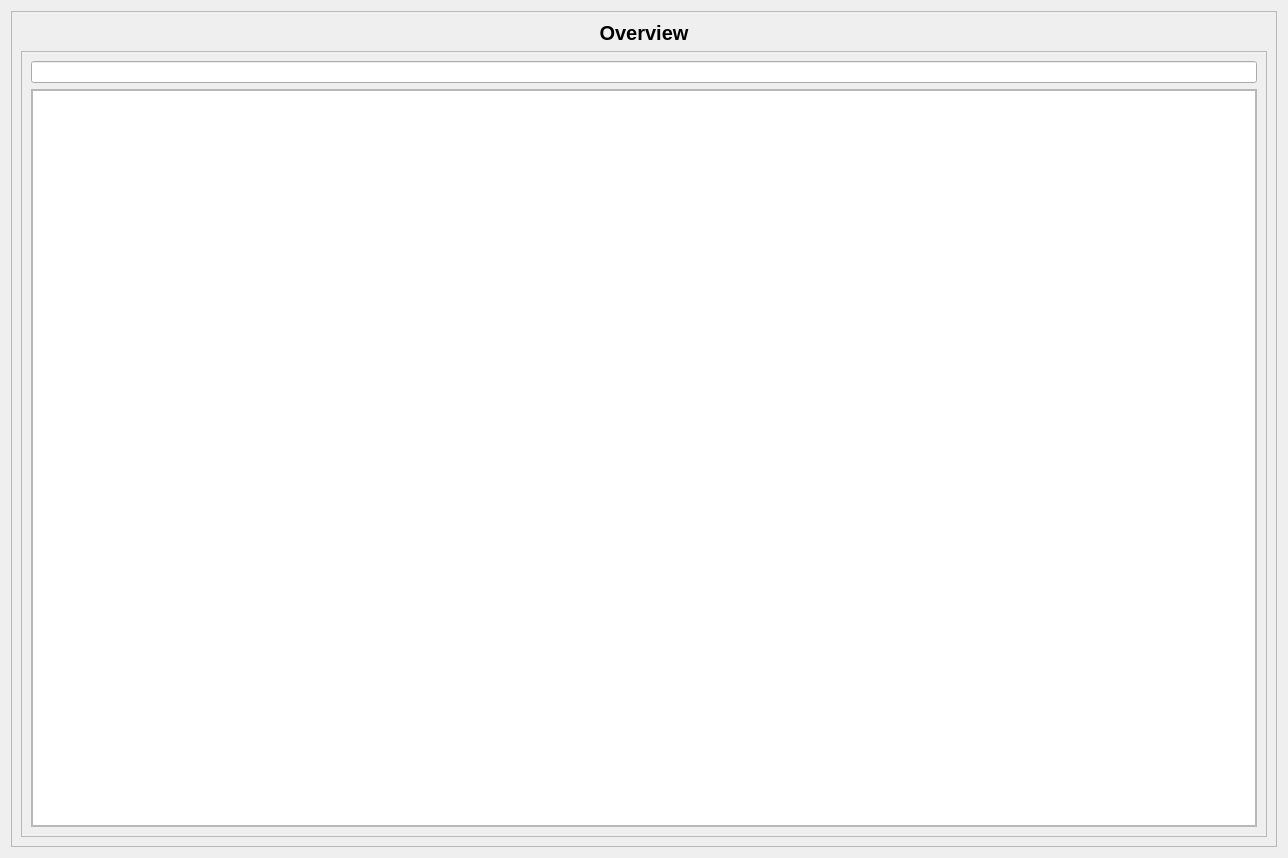
This is ui/mks937b/table.ui in lnls-sirius/pydm-opi as Qt 5 draws it before an edit. The edited form follows.
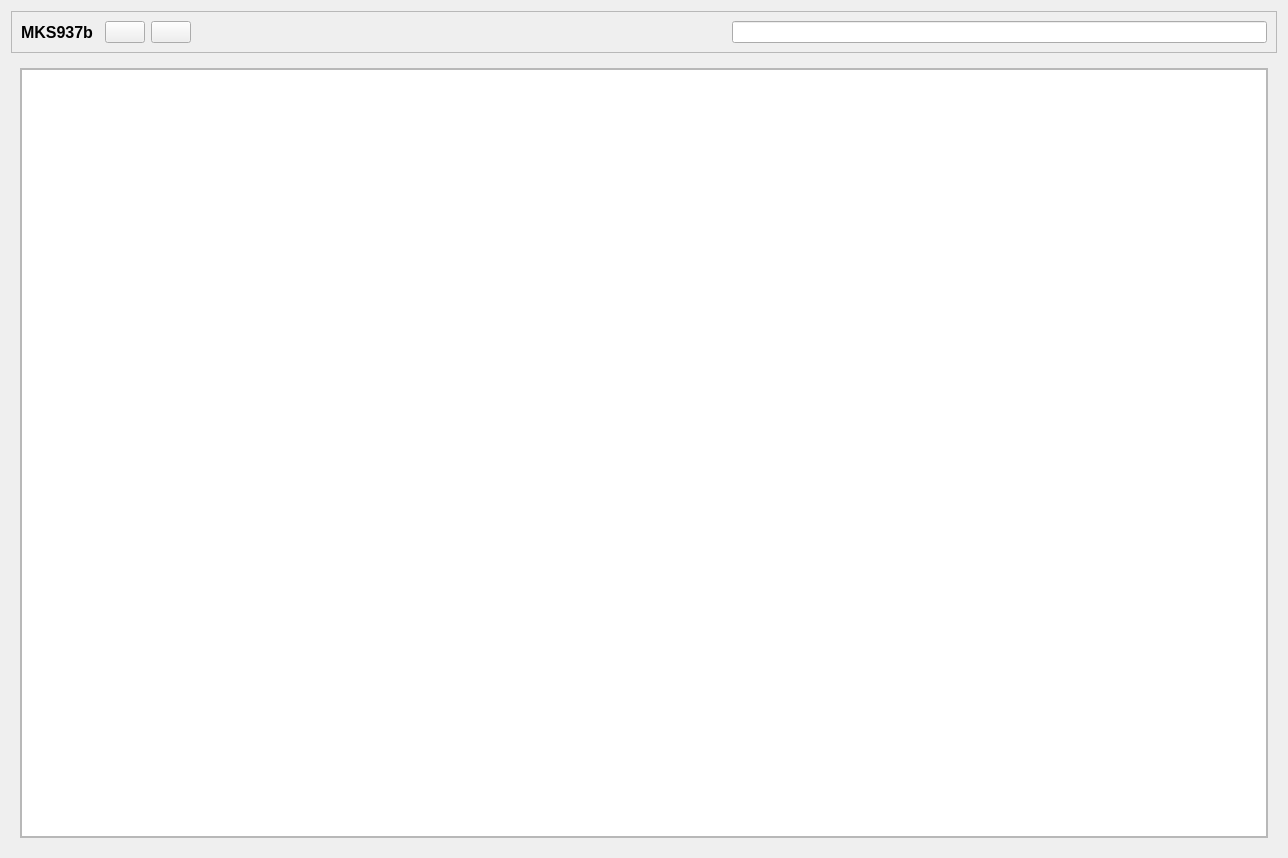
This is the edited form. Custom widgets are drawn as their Qt base class.

Commit message: ui: better screen space usage.

```diff
--- a/ui/mks937b/table.ui
+++ b/ui/mks937b/table.ui
@@ -14,86 +14,158 @@
    <string>Form</string>
   </property>
   <layout class="QGridLayout" name="gridLayout_2">
+   <item row="1" column="0">
+    <widget class="QWidget" name="widget_2" native="true">
+     <layout class="QGridLayout" name="gridLayout">
+      <item row="0" column="0">
+       <widget class="QScrollArea" name="scrollArea">
+        <property name="widgetResizable">
+         <bool>true</bool>
+        </property>
+        <widget class="QWidget" name="scrollAreaWidgetContents">
+         <property name="geometry">
+          <rect>
+           <x>0</x>
+           <y>0</y>
+           <width>1248</width>
+           <height>763</height>
+          </rect>
+         </property>
+         <layout class="QGridLayout" name="gridLayout_3">
+          <property name="leftMargin">
+           <number>0</number>
+          </property>
+          <property name="topMargin">
+           <number>0</number>
+          </property>
+          <property name="rightMargin">
+           <number>0</number>
+          </property>
+          <property name="bottomMargin">
+           <number>0</number>
+          </property>
+          <item row="0" column="0">
+           <widget class="QTableWidget" name="table"/>
+          </item>
+         </layout>
+        </widget>
+       </widget>
+      </item>
+     </layout>
+    </widget>
+   </item>
    <item row="0" column="0">
-    <widget class="QFrame" name="frame_2">
+    <widget class="QFrame" name="frame">
      <property name="frameShape">
       <enum>QFrame::StyledPanel</enum>
      </property>
      <property name="frameShadow">
       <enum>QFrame::Raised</enum>
      </property>
-     <layout class="QGridLayout" name="gridLayout_4">
+     <property name="lineWidth">
+      <number>1</number>
+     </property>
+     <layout class="QGridLayout" name="gridLayout_11">
+      <item row="0" column="9">
+       <widget class="QWidget" name="widget" native="true"/>
+      </item>
+      <item row="0" column="13">
+       <widget class="PyDMPushButton" name="btnNavRight">
+        <property name="toolTip">
+         <string/>
+        </property>
+       </widget>
+      </item>
+      <item row="0" column="12">
+       <widget class="PyDMPushButton" name="btnNavLeft">
+        <property name="toolTip">
+         <string/>
+        </property>
+        <property name="whatsThis">
+         <string>
+    Basic PushButton to send a fixed value.
+
+    The PyDMPushButton is meant to hold a specific value, and send that value
+    to a channel when it is clicked, much like the MessageButton does in EDM.
+    The PyDMPushButton works in two different modes of operation, first, a
+    fixed value can be given to the :attr:`.pressValue` attribute, whenever the
+    button is clicked a signal containing this value will be sent to the
+    connected channel. This is the default behavior of the button. However, if
+    the :attr:`.relativeChange` is set to True, the fixed value will be added
+    to the current value of the channel. This means that the button will
+    increment a channel by a fixed amount with every click, a consistent
+    relative move
+
+    Parameters
+    ----------
+    parent : QObject, optional
+        Parent of PyDMPushButton
+
+    label : str, optional
+        String to place on button
+
+    icon : QIcon, optional
+        An Icon to display on the PyDMPushButton
+
+    pressValue : int, float, str
+        Value to be sent when the button is clicked
+
+    relative : bool, optional
+        Choice to have the button perform a relative put, instead of always
+        setting to an absolute value
+
+    init_channel : str, optional
+        ID of channel to manipulate
+
+    </string>
+        </property>
+       </widget>
+      </item>
+      <item row="0" column="14">
+       <spacer name="horizontalSpacer">
+        <property name="orientation">
+         <enum>Qt::Horizontal</enum>
+        </property>
+        <property name="sizeHint" stdset="0">
+         <size>
+          <width>40</width>
+          <height>20</height>
+         </size>
+        </property>
+       </spacer>
+      </item>
+      <item row="0" column="15">
+       <widget class="QLineEdit" name="tfFilter"/>
+      </item>
       <item row="0" column="0">
        <widget class="QLabel" name="lbl_title">
         <property name="font">
          <font>
-          <pointsize>15</pointsize>
+          <pointsize>12</pointsize>
           <weight>75</weight>
           <bold>true</bold>
          </font>
         </property>
         <property name="text">
-         <string>Overview</string>
+         <string>MKS937b</string>
         </property>
         <property name="alignment">
          <set>Qt::AlignCenter</set>
         </property>
        </widget>
       </item>
-      <item row="1" column="0">
-       <widget class="QFrame" name="frame">
-        <property name="frameShape">
-         <enum>QFrame::StyledPanel</enum>
-        </property>
-        <property name="frameShadow">
-         <enum>QFrame::Raised</enum>
-        </property>
-        <layout class="QGridLayout" name="gridLayout">
-         <item row="0" column="0">
-          <widget class="QLineEdit" name="tfFilter"/>
-         </item>
-         <item row="1" column="0">
-          <widget class="QScrollArea" name="scrollArea">
-           <property name="widgetResizable">
-            <bool>true</bool>
-           </property>
-           <widget class="QWidget" name="scrollAreaWidgetContents">
-            <property name="geometry">
-             <rect>
-              <x>0</x>
-              <y>0</y>
-              <width>1240</width>
-              <height>734</height>
-             </rect>
-            </property>
-            <layout class="QGridLayout" name="gridLayout_3">
-             <property name="leftMargin">
-              <number>0</number>
-             </property>
-             <property name="topMargin">
-              <number>0</number>
-             </property>
-             <property name="rightMargin">
-              <number>0</number>
-             </property>
-             <property name="bottomMargin">
-              <number>0</number>
-             </property>
-             <item row="0" column="0">
-              <widget class="QTableWidget" name="boosterTableWidget"/>
-             </item>
-            </layout>
-           </widget>
-          </widget>
-         </item>
-        </layout>
-       </widget>
-      </item>
      </layout>
     </widget>
    </item>
   </layout>
  </widget>
+ <customwidgets>
+  <customwidget>
+   <class>PyDMPushButton</class>
+   <extends>QPushButton</extends>
+   <header>pydm.widgets.pushbutton</header>
+  </customwidget>
+ </customwidgets>
  <resources>
   <include location="../images/imgs.qrc"/>
  </resources>
```
Left out of the diff: 2 changed lines with no effect on the pictures. The commit also changes 5 other files.
